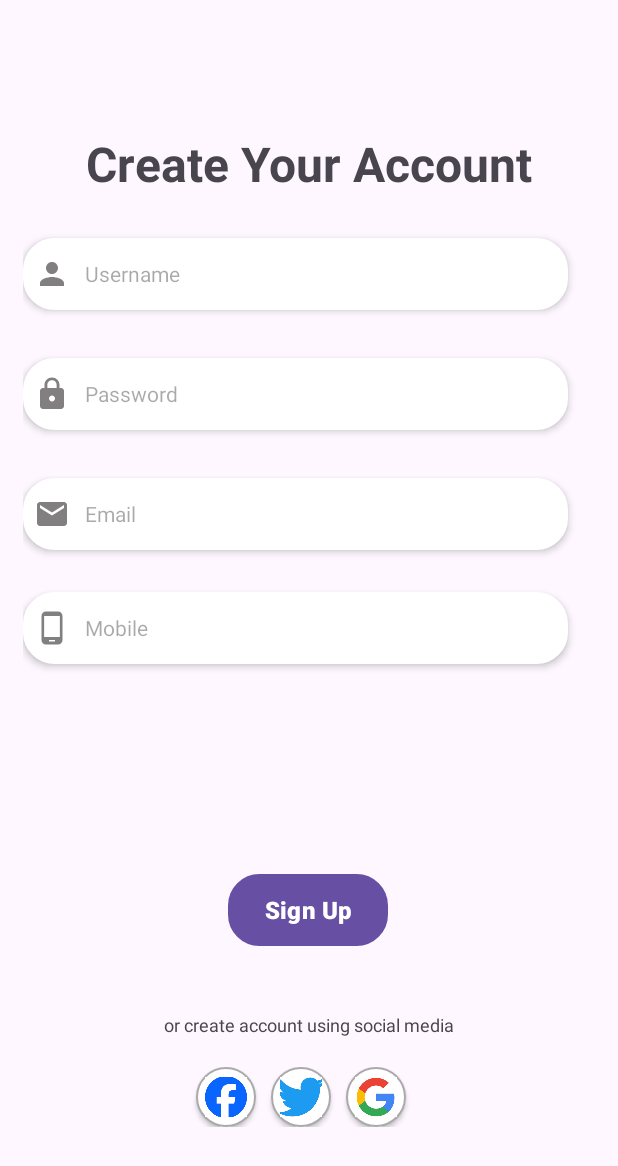
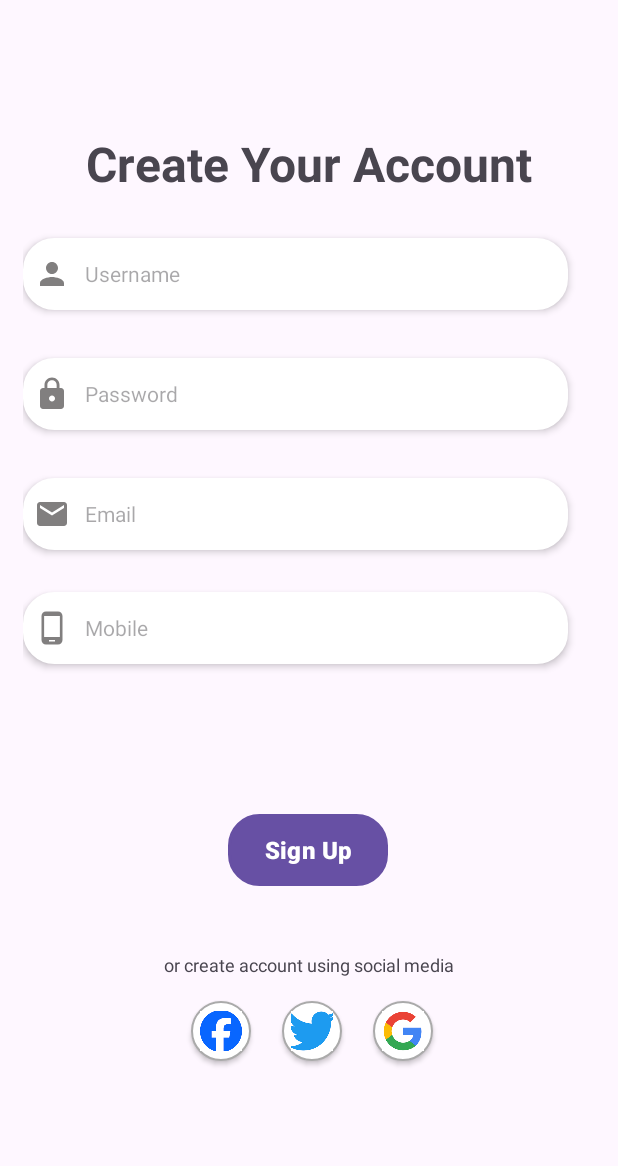
Before and after one commit to SangamAryal/diffLayout, an Android app: the SignUpActivity screen opened directly, with no data from a screen before it, on a phone screen of 412 x 824 dp. Shown: the top 1166 px of the screen. Run offline under Robolectric (Android 15) with nearby library versions, the phone set to English and light mode, and no system bars.

Commit message:
constraint layout

```diff
--- a/app/src/main/res/layout/activity_sign_up.xml
+++ b/app/src/main/res/layout/activity_sign_up.xml
@@ -111,7 +111,7 @@
         android:id="@+id/button"
         android:layout_width="wrap_content"
         android:layout_height="wrap_content"
-        android:layout_marginTop="140dp"
+        android:layout_marginTop="100dp"
         android:background="@drawable/back"
         android:text="Sign Up"
         android:textColor="@android:color/white"
@@ -133,53 +133,50 @@
         app:layout_constraintStart_toStartOf="@+id/guideline_vertical"
         app:layout_constraintTop_toBottomOf="@+id/button" />
 
-    <LinearLayout
-        android:id="@+id/linear_layout"
-        android:layout_width="match_parent"
-        android:layout_height="wrap_content"
-        android:layout_marginTop="20dp"
-        android:gravity="center"
-        android:orientation="horizontal"
-        app:layout_constraintEnd_toEndOf="parent"
-        app:layout_constraintHorizontal_bias="0.5"
-        app:layout_constraintStart_toStartOf="parent"
-        app:layout_constraintTop_toBottomOf="@+id/textView7">
 
     <ImageView
+        android:id="@+id/imageView4"
         android:layout_width="40dp"
         android:layout_height="40dp"
-            android:layout_marginEnd="10dp"
+        android:layout_marginStart="112dp"
+        android:layout_marginTop="16dp"
         android:background="@drawable/circular_background"
         android:clickable="true"
         android:elevation="2dp"
         android:focusable="true"
         android:padding="6dp"
-            android:src="@drawable/facebook" />
+        android:src="@drawable/facebook"
+        app:layout_constraintStart_toStartOf="@+id/guideline_vertical"
+        app:layout_constraintTop_toBottomOf="@+id/textView7" />
 
     <ImageView
         android:layout_width="40dp"
         android:layout_height="40dp"
-            android:layout_marginEnd="10dp"
+        android:layout_marginTop="16dp"
         android:background="@drawable/circular_background"
         android:clickable="true"
         android:elevation="2dp"
         android:focusable="true"
         android:padding="6dp"
-            android:src="@drawable/twitter" />
+        android:src="@drawable/twitter"
+        app:layout_constraintEnd_toStartOf="@+id/imageView5"
+        app:layout_constraintStart_toEndOf="@+id/imageView4"
+        app:layout_constraintTop_toBottomOf="@+id/textView7" />
 
     <ImageView
+        android:id="@+id/imageView5"
         android:layout_width="40dp"
         android:layout_height="40dp"
-            android:layout_marginEnd="10dp"
+        android:layout_marginTop="16dp"
+        android:layout_marginEnd="108dp"
         android:background="@drawable/circular_background"
         android:clickable="true"
         android:elevation="2dp"
         android:focusable="true"
         android:padding="6dp"
-            android:src="@drawable/google" />
-
-
-    </LinearLayout>
+        android:src="@drawable/google"
+        app:layout_constraintEnd_toEndOf="parent"
+        app:layout_constraintTop_toBottomOf="@+id/textView7" />
 
 
 </androidx.constraintlayout.widget.ConstraintLayout>
```
Lines whose indentation alone changed are shown as unchanged.
